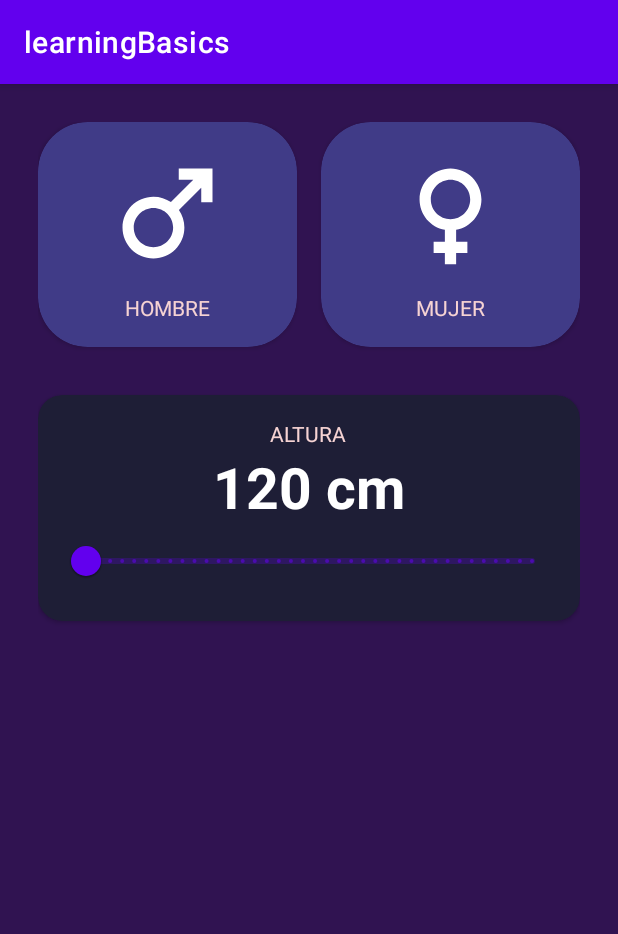
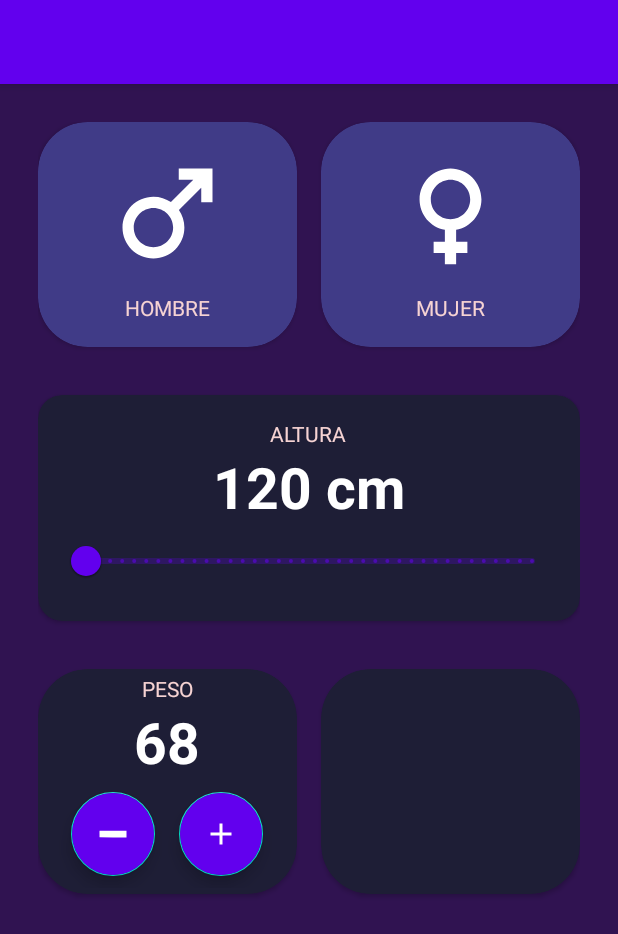
Before and after one commit to s4idl/learningBasicsKot, an Android app built with Jetpack Compose: the ImcCalculatorActivity screen opened directly, with no data from a screen before it, on a phone screen of 412 x 824 dp. Shown: the top 934 px of the screen. Run offline under Robolectric (Android 15) with nearby library versions, the phone set to English and light mode, and no system bars; 1 statement that could not run was skipped.

Commit message:
first part

```diff
--- a/app/src/main/AndroidManifest.xml
+++ b/app/src/main/AndroidManifest.xml
@@ -13,7 +13,9 @@
         android:theme="@style/Theme.LearningBasics">
         <activity
             android:name=".imccalculator.ImcCalculatorActivity"
-            android:exported="false" />
+            android:exported="true"
+            android:label="@string/title_activity_result"
+            android:theme="@style/Theme.LearningBasics" />
         <activity
             android:name=".MenuActivity"
             android:exported="true">
@@ -30,7 +32,9 @@
             android:theme="@style/Theme.LearningBasics" />
         <activity
             android:name=".firstapp.FirstAppActivity"
-            android:exported="true"></activity>
+            android:exported="true">
+
+        </activity>
     </application>
 
 </manifest>
--- a/app/src/main/java/com/s4id/learningbasics/imccalculator/ImcCalculatorActivity.kt
+++ b/app/src/main/java/com/s4id/learningbasics/imccalculator/ImcCalculatorActivity.kt
@@ -7,19 +7,25 @@ import android.widget.TextView
 import androidx.activity.enableEdgeToEdge
 import androidx.appcompat.app.AppCompatActivity
 import androidx.cardview.widget.CardView
+import androidx.compose.ui.text.font.FontWeight
 import androidx.core.content.ContextCompat
 import androidx.core.view.ViewCompat
 import androidx.core.view.WindowInsetsCompat
+import com.google.android.material.floatingactionbutton.FloatingActionButton
 import com.google.android.material.slider.RangeSlider
 import com.s4id.learningbasics.R
 
 private var isMaleSelected:Boolean = true
 private var isFemaleleSelected:Boolean = true
+private var currentWeight:Int = 70
 
 private lateinit var viewMale:CardView
 private lateinit var viewFemale:CardView
-private lateinit var viewHeight:TextView
+private lateinit var tvHeight:TextView
 private lateinit var rsHeight:RangeSlider
+private lateinit var substractWeight:FloatingActionButton
+private lateinit var plusWeight: FloatingActionButton
+private lateinit var tvWeight:TextView
 
 class ImcCalculatorActivity : AppCompatActivity() {
     override fun onCreate(savedInstanceState: Bundle?) {
@@ -33,8 +39,11 @@ class ImcCalculatorActivity : AppCompatActivity() {
     private fun initComponents(){
         viewMale=findViewById(R.id.viewMale)
         viewFemale=findViewById(R.id.viewFemale)
-        viewHeight=findViewById(R.id.viewHeight)
+        tvHeight=findViewById(R.id.viewHeight)
         rsHeight=findViewById(R.id.rsHeight)
+        substractWeight=findViewById(R.id.substractWeight)
+        plusWeight=findViewById(R.id.plusWeight)
+        tvWeight=findViewById(R.id.tvWeight)
     }
 
     private fun initListeners(){
@@ -47,16 +56,22 @@ class ImcCalculatorActivity : AppCompatActivity() {
             setGenderColor()
         }
         rsHeight.addOnChangeListener{ _, value, _ ->
-            val df = if (Build.VERSION.SDK_INT >= Build.VERSION_CODES.N) {
-                DecimalFormat("#.##")
-            } else {
-                TODO("VERSION.SDK_INT < N")
-            }
+            val df = DecimalFormat("#.##")
             val result = df.format(value)
-            viewHeight.text = "$result cm"
+            tvHeight.text = "$result cm"
         }
+        plusWeight.setOnClickListener{
+            currentWeight += 1
+            setWeight()
+        }
+        substractWeight.setOnClickListener{}
+        currentWeight -= 1
+        setWeight()
     }
 
+    private fun setWeight(){
+        tvWeight.text = currentWeight.toString()
+    }
     private fun changeGender(){
         isMaleSelected = !isMaleSelected
         isFemaleleSelected = !isFemaleleSelected
@@ -81,6 +96,7 @@ class ImcCalculatorActivity : AppCompatActivity() {
 
     private fun initUi(){
         setGenderColor()
+        setWeight()
     }
 
 
--- /dev/null
+++ b/app/src/main/res/drawable/ic_plus.xml
@@ -0,0 +1,5 @@
+<vector xmlns:android="http://schemas.android.com/apk/res/android" android:height="24dp" android:tint="#000000" android:viewportHeight="960" android:viewportWidth="960" android:width="24dp">
+
+    <path android:fillColor="@android:color/white" android:pathData="M440,520L200,520L200,440L440,440L440,200L520,200L520,440L760,440L760,520L520,520L520,760L440,760L440,520Z"/>
+
+</vector>
--- /dev/null
+++ b/app/src/main/res/drawable/ic_substract.xml
@@ -0,0 +1,10 @@
+<vector xmlns:android="http://schemas.android.com/apk/res/android"
+    android:width="360dp"
+    android:height="360dp"
+    android:viewportWidth="360"
+    android:viewportHeight="360">
+  <path
+      android:pathData="M45.5,148.3c-0.3,0.7 -0.4,15.6 -0.3,33.2l0.3,32 134.8,0.3 134.7,0.2 0,-33.5 0,-33.5 -134.5,-0c-107.2,-0 -134.7,0.3 -135,1.3z"
+      android:fillColor="#000000"
+      android:strokeColor="#00000000"/>
+</vector>
--- a/app/src/main/res/layout/activity_imc_calculator.xml
+++ b/app/src/main/res/layout/activity_imc_calculator.xml
@@ -14,7 +14,7 @@
         android:layout_width="0dp"
         android:layout_height="150dp"
         android:layout_marginEnd="16dp"
-        app:cardBackgroundColor="@color/backgorund_component_selected"
+        app:cardBackgroundColor="@color/background_component"
         app:cardCornerRadius="33dp"
         app:layout_constraintEnd_toStartOf="@+id/viewFemale"
         app:layout_constraintStart_toStartOf="parent"
@@ -133,5 +133,80 @@
 
     </androidx.cardview.widget.CardView>
 
+    <androidx.cardview.widget.CardView
+        android:id="@+id/viewWeight"
+        android:layout_width="0dp"
+        android:layout_height="150dp"
+        android:layout_marginTop="32dp"
+        android:layout_marginEnd="16dp"
+        app:cardBackgroundColor="@color/background_component"
+        app:cardCornerRadius="33dp"
+        app:layout_constraintEnd_toStartOf="@+id/viewAge"
+        app:layout_constraintStart_toStartOf="parent"
+        app:layout_constraintTop_toBottomOf="@+id/viewHeight">
+
+        <LinearLayout
+            android:layout_width="match_parent"
+            android:layout_height="match_parent"
+            android:gravity="center"
+            android:orientation="vertical">
+
+            <TextView
+                android:layout_width="wrap_content"
+                android:layout_height="wrap_content"
+                android:text="@string/weight"
+                android:textAllCaps="true"
+                android:textColor="@color/tittle_text" />
+
+            <TextView
+                android:id="@+id/tvWeight"
+                android:layout_width="wrap_content"
+                android:layout_height="wrap_content"
+                tools:text="60"
+                android:textColor="@color/white"
+                android:textSize="38sp"
+                android:textStyle="bold" />
+
+            <androidx.appcompat.widget.LinearLayoutCompat
+                android:layout_width="match_parent"
+                android:layout_height="wrap_content"
+                android:orientation="horizontal"
+                android:gravity="center">
+
+                <com.google.android.material.floatingactionbutton.FloatingActionButton
+                    android:id="@+id/substractWeight"
+                    android:layout_width="wrap_content"
+                    android:layout_height="wrap_content"
+                    android:layout_margin="8dp"
+                    android:backgroundTint="@color/background_fab"
+                    android:src="@drawable/ic_substract"
+                    app:tint="@color/white"/>
+
+                <com.google.android.material.floatingactionbutton.FloatingActionButton
+                    android:id="@+id/plusWeight"
+                    android:layout_width="wrap_content"
+                    android:layout_height="wrap_content"
+                    android:backgroundTint="@color/background_fab"
+                    android:layout_margin="8dp"
+                    android:src="@drawable/ic_plus"
+                    app:tint="@color/white"/>
+
+                </androidx.appcompat.widget.LinearLayoutCompat>
+
+            </LinearLayout>
+    </androidx.cardview.widget.CardView>
+
+    <androidx.cardview.widget.CardView
+        android:id="@+id/viewAge"
+        android:layout_width="0dp"
+        android:layout_height="150dp"
+        android:layout_marginTop="32dp"
+        app:cardBackgroundColor="@color/background_component"
+        app:cardCornerRadius="33dp"
+        app:layout_constraintEnd_toEndOf="parent"
+        app:layout_constraintStart_toEndOf="@+id/viewWeight"
+        app:layout_constraintTop_toBottomOf="@+id/viewHeight">
+
+    </androidx.cardview.widget.CardView>
 
 </androidx.constraintlayout.widget.ConstraintLayout>
--- a/app/src/main/res/values/colors.xml
+++ b/app/src/main/res/values/colors.xml
@@ -13,4 +13,5 @@
     <color name="background_app">#301351</color>
     <color name="background_button">#0E4410</color>
     <color name="tittle_text">#F6D3D3</color>
+    <color name="background_fab">#6200EE</color>
 </resources>
--- a/app/src/main/res/values/strings.xml
+++ b/app/src/main/res/values/strings.xml
@@ -3,5 +3,6 @@
     <string name="male">Hombre</string>
     <string name="female">Mujer</string>
     <string name="height">Altura</string>
+    <string name="weight">Peso</string>
     <string name="title_activity_result" />
 </resources>
```
